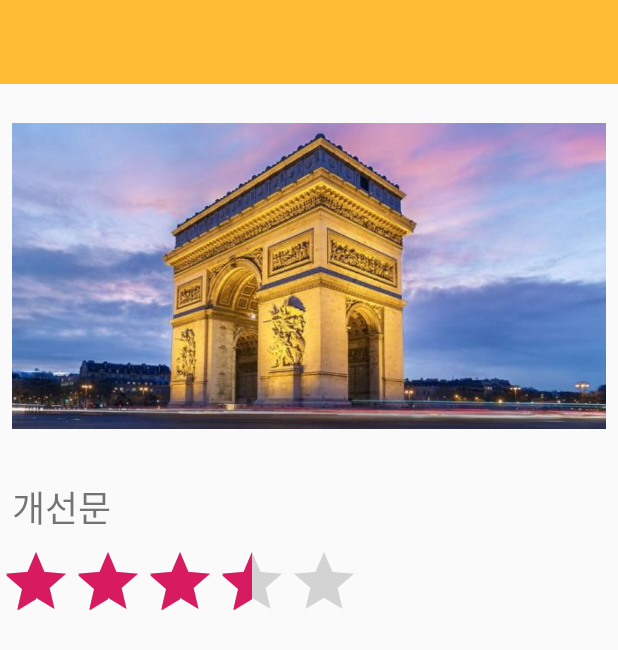
After one commit to poohhh/HashTravel, an Android app: the PlaceDetailActivity screen opened directly, with no data from a screen before it, on a phone screen of 412 x 824 dp. The commit adds this screen. Shown: the top 650 px of the screen. Run offline under Robolectric (Android 15) with nearby library versions, the phone set to English and light mode, and no system bars.

Commit message:
PlaceDetail 추가

```diff
--- a/app/src/main/AndroidManifest.xml
+++ b/app/src/main/AndroidManifest.xml
@@ -9,7 +9,8 @@
         android:roundIcon="@mipmap/ic_launcher_round"
         android:supportsRtl="true"
         android:theme="@style/AppTheme">
-        <activity android:name=".WriteBordActivity"></activity>
+        <activity android:name=".PlaceDetailActivity"></activity>
+        <activity android:name=".WriteBordActivity" />
         <activity
             android:name=".MainActivity"
             android:label="@string/app_name"
--- a/app/src/main/java/edu/android/hashtravel/HotPlaceFragment.java
+++ b/app/src/main/java/edu/android/hashtravel/HotPlaceFragment.java
@@ -1,6 +1,7 @@
 package edu.android.hashtravel;
 
 
+import android.content.Intent;
 import android.os.Bundle;
 import android.support.annotation.NonNull;
 import android.support.annotation.Nullable;
@@ -21,6 +22,7 @@ import static edu.android.hashtravel.DashBoard.Place;
  */
 public class HotPlaceFragment extends Fragment {
 
+    public static final String KEY_PLACE_ID = "place_id";
     private RecyclerView recyclerView;
     private PlaceDao placeDao = PlaceDao.getInstance();
 
@@ -59,12 +61,20 @@ public class HotPlaceFragment extends Fragment {
         }
 
         @Override
-        public void onBindViewHolder(@NonNull ViewHolder viewHolder, int position) {
+        public void onBindViewHolder(@NonNull ViewHolder viewHolder, final int position) {
             Place placeSite = placeDao.getPlaceList().get(position);
 
             viewHolder.imageView.setImageResource(placeSite.getPhotoId());
             viewHolder.textView.setText(placeSite.getName());
             viewHolder.ratingBar.setRating(placeSite.getRating());
+
+            // TODO
+            viewHolder.itemView.setOnClickListener(new View.OnClickListener() {
+                @Override
+                public void onClick(View v) {
+                    showPlaceDetail(position);
+                }
+            });
         }
 
         @Override
@@ -86,5 +96,13 @@ public class HotPlaceFragment extends Fragment {
         }
     }
 
+    private void showPlaceDetail(int position) {
+
+        Intent intent = new Intent(getContext(), PlaceDetailActivity.class );
+        // TODO position말고 id로 후에 구현
+        intent.putExtra(KEY_PLACE_ID, position);
+        startActivity(intent);
+    }
+
 
 }
--- /dev/null
+++ b/app/src/main/java/edu/android/hashtravel/PlaceDetailActivity.java
@@ -0,0 +1,29 @@
+package edu.android.hashtravel;
+
+import android.support.v7.app.ActionBar;
+import android.content.Intent;
+import android.support.v7.app.AppCompatActivity;
+import android.os.Bundle;
+import static edu.android.hashtravel.HotPlaceFragment.*;
+
+public class PlaceDetailActivity extends AppCompatActivity {
+
+    @Override
+    protected void onCreate(Bundle savedInstanceState) {
+        super.onCreate(savedInstanceState);
+        setContentView(R.layout.activity_place_detail);
+
+        getSupportActionBar().hide();
+        if(savedInstanceState == null) {
+            Intent intent = getIntent();
+            int position = intent.getIntExtra(KEY_PLACE_ID,0);
+
+            PlaceDetailFragment fragment = PlaceDetailFragment.newFragment(position);
+
+            getSupportFragmentManager()
+                    .beginTransaction()
+                    .replace(R.id.detailContainer, fragment)
+                    .commit();
+        }
+    }
+}
--- /dev/null
+++ b/app/src/main/java/edu/android/hashtravel/PlaceDetailFragment.java
@@ -0,0 +1,65 @@
+package edu.android.hashtravel;
+
+
+import android.os.Bundle;
+import android.support.v4.app.Fragment;
+import android.view.LayoutInflater;
+import android.view.View;
+import android.view.ViewGroup;
+import android.widget.ImageView;
+import android.widget.RatingBar;
+import android.widget.TextView;
+
+
+/**
+ * A simple {@link Fragment} subclass.
+ */
+public class PlaceDetailFragment extends Fragment {
+    private static final String ARG_PLACE_INDEX = "arg_place_index";
+
+    private ImageView imageView;
+    private TextView textName, textDesc;
+    private RatingBar ratingBar;
+    private PlaceDao dao = PlaceDao.getInstance();
+
+    public PlaceDetailFragment() {
+        // Required empty public constructor
+    }
+
+
+    // Factory 메소드
+    // TODO 후에 index로 말고 장소 아이디로 가져오기
+    public static PlaceDetailFragment newFragment(int index) {
+        PlaceDetailFragment fragment = new PlaceDetailFragment();
+        Bundle args = new Bundle();
+        args.putInt(ARG_PLACE_INDEX, index);
+        fragment.setArguments(args);
+
+        return fragment;
+    }
+
+    @Override
+    public View onCreateView(LayoutInflater inflater, ViewGroup container,
+                             Bundle savedInstanceState) {
+        // Inflate the layout for this fragment
+        View view = inflater.inflate(R.layout.fragment_place_detail, container, false);
+
+        imageView = view.findViewById(R.id.detailImage);
+        textName = view.findViewById(R.id.detailName);
+        textDesc = view.findViewById(R.id.detailDesc);
+        ratingBar = view.findViewById(R.id.detailRatingBar);
+
+        Bundle args = getArguments();
+        int position = args.getInt(ARG_PLACE_INDEX);
+
+        DashBoard.Place placeStie = dao.getPlaceList().get(position);
+        imageView.setImageResource(placeStie.getPhotoId());
+        textName.setText(placeStie.getName());
+        ratingBar.setRating(placeStie.getRating());
+        textDesc.setText(placeStie.getDesc());
+
+
+        return view;
+    }
+
+}
--- /dev/null
+++ b/app/src/main/res/layout/activity_place_detail.xml
@@ -0,0 +1,10 @@
+<?xml version="1.0" encoding="utf-8"?>
+<android.support.constraint.ConstraintLayout xmlns:android="http://schemas.android.com/apk/res/android"
+    xmlns:app="http://schemas.android.com/apk/res-auto"
+    xmlns:tools="http://schemas.android.com/tools"
+    android:id="@+id/detailContainer"
+    android:layout_width="match_parent"
+    android:layout_height="match_parent"
+    tools:context=".PlaceDetailActivity">
+
+</android.support.constraint.ConstraintLayout>
--- a/app/src/main/res/layout/activity_write_bord.xml
+++ b/app/src/main/res/layout/activity_write_bord.xml
@@ -7,17 +7,32 @@
     tools:context=".WriteBordActivity">
 
     <LinearLayout
+        android:id="@+id/linearLayout7"
+        android:layout_width="match_parent"
+        android:layout_height="match_parent"
+        android:orientation="vertical">
+
+        <android.support.v7.widget.Toolbar
+            android:id="@+id/toolbar2"
+            android:layout_width="match_parent"
+            android:layout_height="wrap_content"
+            android:background="@android:color/holo_orange_light"
+            android:minHeight="?attr/actionBarSize"
+            android:theme="?attr/actionBarTheme" />
+    </LinearLayout>
+
+    <LinearLayout
 
         android:id="@+id/linearLayout"
         android:layout_width="0dp"
         android:layout_height="wrap_content"
         android:layout_marginStart="8dp"
-        android:layout_marginTop="32dp"
+        android:layout_marginTop="8dp"
         android:layout_marginEnd="8dp"
         android:orientation="horizontal"
         app:layout_constraintEnd_toEndOf="parent"
         app:layout_constraintStart_toStartOf="parent"
-        app:layout_constraintTop_toTopOf="parent">
+        app:layout_constraintTop_toBottomOf="@+id/linearLayout7">
 
         <Spinner
             android:id="@+id/spinnerCategory"
--- /dev/null
+++ b/app/src/main/res/layout/fragment_place_detail.xml
@@ -0,0 +1,65 @@
+<?xml version="1.0" encoding="utf-8"?>
+<android.support.constraint.ConstraintLayout xmlns:android="http://schemas.android.com/apk/res/android"
+    xmlns:tools="http://schemas.android.com/tools"
+    android:layout_width="match_parent"
+    android:layout_height="match_parent"
+    xmlns:app="http://schemas.android.com/apk/res-auto"
+    tools:context=".PlaceDetailFragment">
+
+    <ScrollView
+        android:layout_width="0dp"
+        android:layout_height="0dp"
+
+        app:layout_constraintBottom_toBottomOf="parent"
+        app:layout_constraintEnd_toEndOf="parent"
+        app:layout_constraintStart_toStartOf="parent"
+        app:layout_constraintTop_toTopOf="parent">
+
+    </ScrollView>
+
+    <android.support.v7.widget.LinearLayoutCompat
+        android:layout_width="match_parent"
+        android:layout_height="wrap_content"
+        android:orientation="vertical"
+        tools:layout_editor_absoluteX="8dp"
+        tools:layout_editor_absoluteY="8dp">
+
+        <android.support.v7.widget.Toolbar
+            android:id="@+id/toolbar2"
+            android:layout_width="match_parent"
+            android:layout_height="wrap_content"
+            android:background="@android:color/holo_orange_light"
+            android:minHeight="?attr/actionBarSize"
+            android:theme="?attr/actionBarTheme" />
+
+        <ImageView
+            android:id="@+id/detailImage"
+            android:layout_width="match_parent"
+            android:layout_height="240dp"
+            android:layout_margin="8dp"
+            android:src="@android:drawable/ic_menu_report_image" />
+
+        <TextView
+            android:id="@+id/detailName"
+            android:layout_width="match_parent"
+            android:layout_height="wrap_content"
+            android:layout_margin="8dp"
+            android:text="여행지 이름"
+            android:textSize="24sp" />
+
+        <RatingBar
+            android:id="@+id/detailRatingBar"
+            android:layout_width="wrap_content"
+            android:layout_height="wrap_content"
+            android:numStars="5"
+            android:stepSize="0.5" />
+
+        <TextView
+            android:id="@+id/detailDesc"
+            android:layout_width="match_parent"
+            android:layout_height="wrap_content"
+            android:text="Tour Site Description"
+            android:textSize="20sp" />
+    </android.support.v7.widget.LinearLayoutCompat>
+
+</android.support.constraint.ConstraintLayout>
--- a/app/src/main/res/values/strings.xml
+++ b/app/src/main/res/values/strings.xml
@@ -18,7 +18,7 @@
     <string name="title_hotPlace">HotPlace</string>
 
     <string-array name="empty"></string-array>
-    <string-array name = "continent">
+    <string-array name="continent">
         <item>All</item>
         <item>Asia</item>
         <item>Europe</item>
@@ -66,7 +66,7 @@
     </string-array>
 
     <string-array name="Africa_Country">
-    <item>Egypt</item>
+        <item>Egypt</item>
         <item>Kenya</item>
         <item>Republic of South Africa</item>
         <item>Morocco</item>
```
